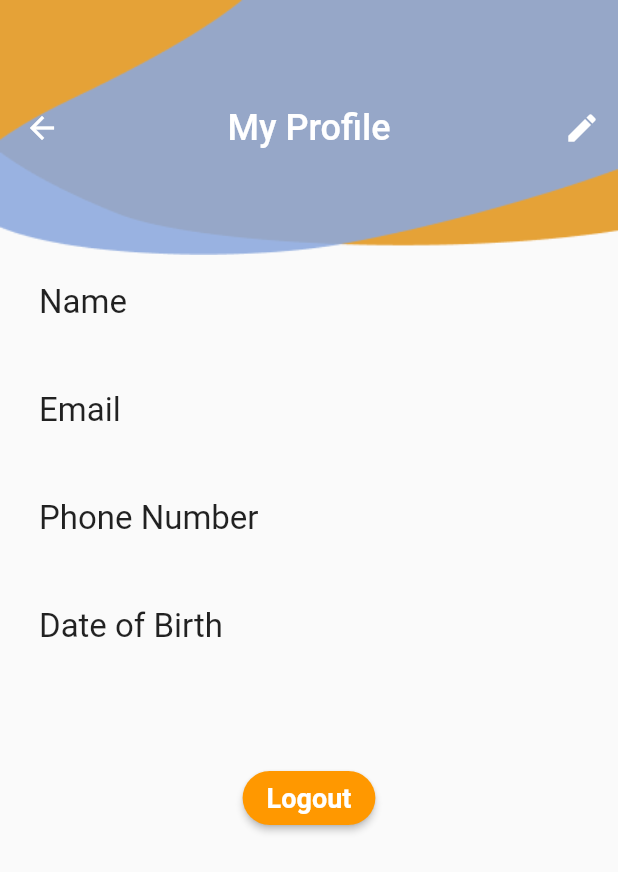
After one commit to shooga12/Taqdaa, a Flutter app: the screen it shows once a user with an empty profile is signed in, item 3 of the bottom bar chosen, on a phone screen of 412 x 824 dp. The commit adds this screen. Shown: the top 872 px of the screen. Run offline on Flutter 3.47's test engine with Material 2 defaults, Android fonts, the phone set to English and light mode, and no system bars; our stand-ins replace cloud_firestore, either_dart, firebase_auth, firebase_core, firebase_database, flutter_local_notifications and 6 more; missing offline and left inert: flutter_barcode_scanner; accounts and stored records are empty.

Commit message:
Completing customer view profile task

```diff
--- a/lib/confige/EcommerceApp.dart
+++ b/lib/confige/EcommerceApp.dart
@@ -5,6 +5,7 @@ class EcommerceApp {
   static String storeName = '';
   static String value = '';
   static String storeId = '';
+  static String userName = '';
 
   static String uid = '';
   final FirebaseAuth auth = FirebaseAuth.instance;
--- /dev/null
+++ b/lib/model/user_model.dart
@@ -0,0 +1,41 @@
+class UserModel {
+  String? uid;
+  String? firstName;
+  String? secondName;
+  String? email;
+  String? phonenumber;
+  String? dateofbirth;
+
+  UserModel({
+    this.uid,
+    this.email,
+    this.firstName,
+    this.secondName,
+    this.phonenumber,
+    this.dateofbirth,
+  });
+
+  // receiving data from server
+  factory UserModel.fromMap(map) {
+    return UserModel(
+      uid: map['uid'],
+      firstName: map['firstName'],
+      secondName: map['secondName'],
+      email: map['email'],
+      phonenumber: map['phonenumber'],
+      dateofbirth: map['dateofbirth'],
+    );
+  }
+
+  // sending data to our server
+  Map<String, dynamic> toMap() {
+    return {
+      'uid': uid,
+      'firstName': firstName,
+      'secondName': secondName,
+      'email': email,
+      'phonenumber': phonenumber,
+      'dateofbirth': dateofbirth,
+    };
+  }
+}
--- /dev/null
+++ b/lib/profile/homep_profile.dart
@@ -0,0 +1,153 @@
+import 'dart:convert';
+
+import 'package:cloud_firestore/cloud_firestore.dart';
+import 'package:firebase_auth/firebase_auth.dart';
+import 'package:flutter/material.dart';
+import 'package:flutter/services.dart';
+import 'package:taqdaa_application/confige/EcommerceApp.dart';
+import 'package:taqdaa_application/model/user_model.dart';
+import 'package:taqdaa_application/screens/NoItmesCart.dart';
+import 'package:taqdaa_application/screens/login_page.dart';
+import '../screens/register_page.dart';
+
+class Homepprofile extends StatefulWidget {
+  const Homepprofile({Key? key}) : super(key: key);
+
+  @override
+  _HomepprofileState createState() => _HomepprofileState();
+}
+
+class _HomepprofileState extends State<Homepprofile> {
+  User? user = FirebaseAuth.instance.currentUser;
+  UserModel loggedInUser = UserModel();
+
+  // get dateofbirthController => null; //("${loggedInUser.dateofbirth}");
+
+  @override
+  void initState() {
+    super.initState();
+    FirebaseFirestore.instance
+        .collection("users")
+        .doc(user!.uid)
+        .get()
+        .then((value) {
+      this.loggedInUser = UserModel.fromMap(value.data());
+      setState(() {});
+    });
+  }
+
+  @override
+  Widget build(BuildContext context) {
+    return Scaffold(
+      appBar: AppBar(
+        title: Text(
+          "My Profile",
+          style: TextStyle(fontSize: 24),
+        ),
+        actions: <Widget>[
+          IconButton(
+            icon: Icon(
+              Icons.edit,
+              color: Colors.white,
+            ),
+            onPressed: () {
+              // do something
+            },
+          )
+        ],
+        flexibleSpace: Container(
+          decoration: BoxDecoration(
+              image: DecorationImage(
+                  image: AssetImage("assets/Vector.png"), fit: BoxFit.fill)),
+        ),
+        centerTitle: true,
+        toolbarHeight: 170,
+        backgroundColor: Colors.transparent,
+        elevation: 0,
+      ),
+      body: Center(
+        child: Padding(
+          padding: EdgeInsets.all(10),
+          child: Column(
+            // mainAxisAlignment: MainAxisAlignment.center,
+            crossAxisAlignment: CrossAxisAlignment.center,
+            children: <Widget>[
+              ListTile(
+                title: Text(
+                  'Name',
+                  style: TextStyle(fontSize: 22),
+                ),
+                subtitle: Text(
+                  "${loggedInUser.firstName} ${loggedInUser.secondName}",
+                  style: TextStyle(fontSize: 22),
+                ),
+              ),
+              ListTile(
+                title: Text(
+                  'Email',
+                  style: TextStyle(fontSize: 22),
+                ),
+                subtitle: Text(
+                  "${loggedInUser.email}",
+                  style: TextStyle(fontSize: 22),
+                ),
+              ),
+              ListTile(
+                title: Text(
+                  'Phone Number',
+                  style: TextStyle(fontSize: 22),
+                ),
+                subtitle: Text(
+                  "${loggedInUser.phonenumber}",
+                  style: TextStyle(fontSize: 22),
+                ),
+              ),
+              ListTile(
+                title: Text(
+                  'Date of Birth',
+                  style: TextStyle(fontSize: 22),
+                ),
+                subtitle: Text(
+                  "${loggedInUser.dateofbirth}",
+                  style: TextStyle(fontSize: 22),
+                ),
+              ),
+              Padding(
+                padding: EdgeInsets.only(top: 40.0),
+                child: ElevatedButton(
+                  onPressed: () async {
+                    logout(context);
+                  },
+                  child: Text(
+                    'Logout',
+                    style: const TextStyle(
+                        color: Colors.white,
+                        fontWeight: FontWeight.bold,
+                        fontSize: 18),
+                  ),
+                  style: ButtonStyle(
+                      backgroundColor:
+                          MaterialStateProperty.resolveWith((states) {
+                        if (states.contains(MaterialState.pressed)) {
+                          return Colors.grey;
+                        }
+                        return Colors.orange;
+                      }),
+                      shape: MaterialStateProperty.all<RoundedRectangleBorder>(
+                          RoundedRectangleBorder(
+                              borderRadius: BorderRadius.circular(30)))),
+                ),
+              ),
+            ],
+          ),
+        ),
+      ),
+    );
+  }
+}
+
+Future<void> logout(BuildContext context) async {
+  await FirebaseAuth.instance.signOut();
+  Navigator.of(context)
+      .pushReplacement(MaterialPageRoute(builder: ((context) => LoginPage())));
+}
--- a/pubspec.yaml
+++ b/pubspec.yaml
@@ -49,6 +49,10 @@ dependencies:
   geolocator: ^9.0.2
   geocoding: ^2.0.5
   http: ^0.13.5
+  flutter_local_notifications: ^11.0.1
+  rxdart: ^0.27.5
+  timezone: ^0.9.0
+  fluttertoast: ^8.0.9
 
 dev_dependencies:
   flutter_test:
```
Also changed, not shown: lib/controller/NotificationApi.dart (added, +58 -0 lines), lib/screens/home_page.dart (+36 -2 lines), lib/screens/login_page.dart (+7 -5 lines), lib/screens/register_page.dart (+112 -61 lines), pubspec.lock, 3 other files.
